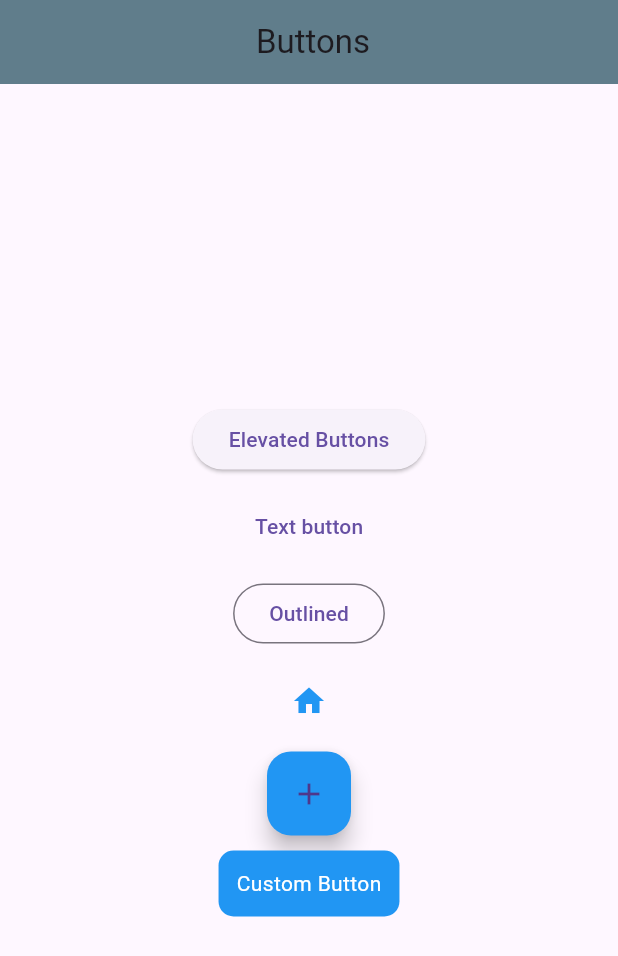
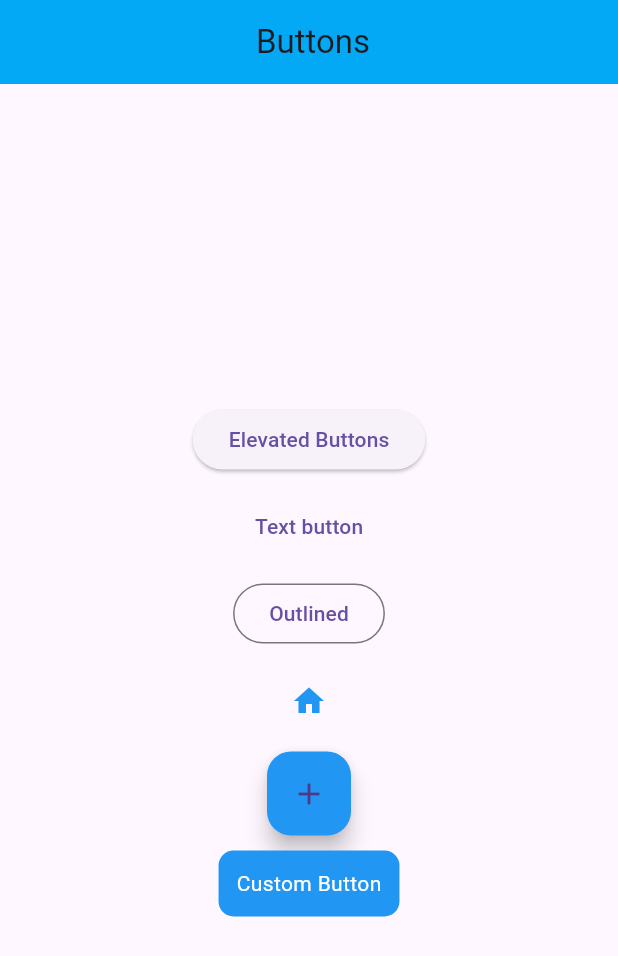
Before and after one commit to salmamokhtaar/dayfive, a Flutter app: the screen it shows after launch, on a phone screen of 412 x 824 dp. Shown: the top 956 px of the screen. Run offline on Flutter 3.47's test engine with Material 3 defaults, Android fonts, the phone set to English and light mode, and no system bars.

```diff
--- a/lib/main.dart
+++ b/lib/main.dart
@@ -24,7 +24,7 @@ class ButtonsScreen extends StatelessWidget {
     return Scaffold(
       appBar: AppBar(
         title: Text(' Buttons'),
-        backgroundColor: Colors.blueGrey,
+        backgroundColor: Colors.lightBlue,
         centerTitle: true,
       ),
       body: Center(
```
